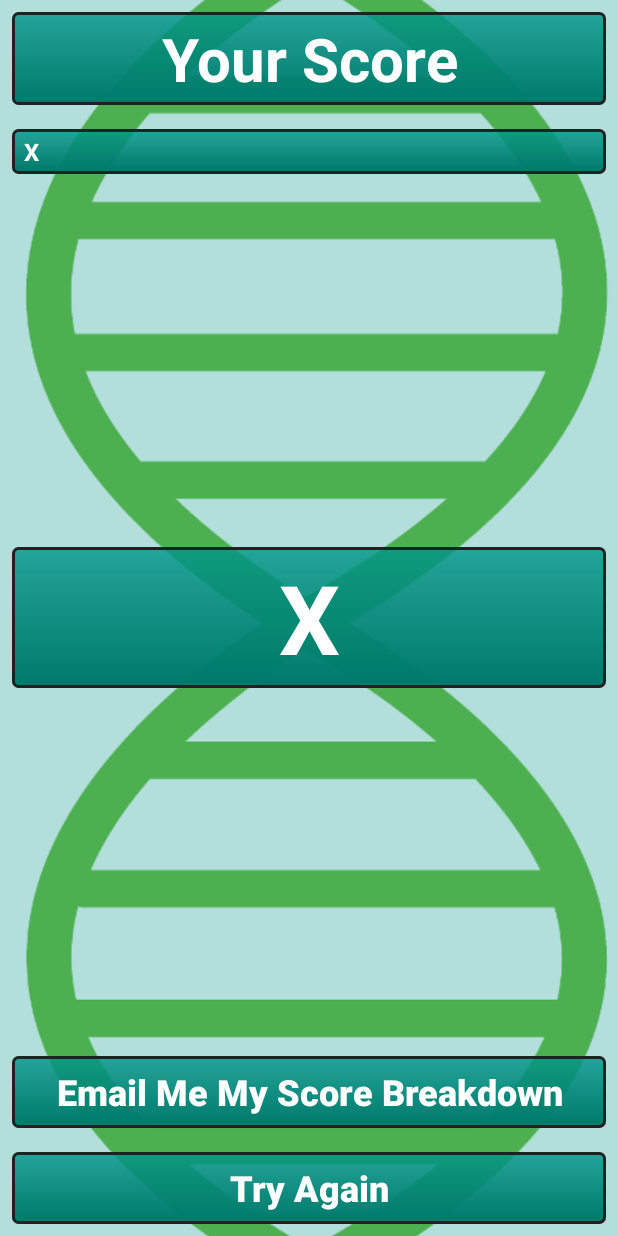
After one commit to Z-Clip/Udacity_Project_Quiz_App, an Android app: the layout final_layout.xml on its own in the app's theme, with its tools: preview values and no code run, on a phone screen of 412 x 824 dp. The commit adds this screen. Run offline under Robolectric (Android 15) with nearby library versions, the phone set to English and light mode, and no system bars.

Commit message:
Create score summary layout and java

```diff
--- /dev/null
+++ b/app/src/main/res/layout/final_layout.xml
@@ -0,0 +1,91 @@
+<?xml version="1.0" encoding="utf-8"?>
+<RelativeLayout
+    xmlns:android="http://schemas.android.com/apk/res/android"
+    android:layout_width="match_parent"
+    android:layout_height="match_parent">
+
+    <ImageView
+        android:layout_width="match_parent"
+        android:layout_height="match_parent"
+        android:scaleType="centerCrop"
+        android:src="@drawable/dna_helix_2"/>
+
+    <TextView
+        android:id="@+id/final_header"
+        android:layout_width="match_parent"
+        android:layout_height="wrap_content"
+        android:layout_margin="8dp"
+        android:padding="4dp"
+        android:gravity="center_horizontal"
+        android:background="@drawable/dark_primary_gradient"
+        android:textColor="@color/iconText"
+        android:textSize="40sp"
+        android:textStyle="bold"
+        android:text="@string/final_header"/>
+
+    <TextView
+        android:id="@+id/score_summary_text_view"
+        android:layout_width="match_parent"
+        android:layout_height="wrap_content"
+        android:layout_below="@id/final_header"
+        android:layout_margin="8dp"
+        android:paddingBottom="4dp"
+        android:paddingTop="4dp"
+        android:paddingStart="8dp"
+        android:paddingLeft="8dp"
+        android:paddingRight="4dp"
+        android:paddingEnd="4dp"
+        android:gravity="start"
+        android:background="@drawable/dark_primary_gradient"
+        android:textColor="@color/iconText"
+        android:textSize="16sp"
+        android:textStyle="bold"
+        android:text="X"/>
+
+    <TextView
+        android:id="@+id/percent_correct_text_view"
+        android:layout_width="match_parent"
+        android:layout_height="wrap_content"
+        android:layout_centerInParent="true"
+        android:layout_margin="8dp"
+        android:padding="4dp"
+        android:gravity="center_horizontal"
+        android:background="@drawable/dark_primary_gradient"
+        android:textColor="@color/iconText"
+        android:textSize="64sp"
+        android:textStyle="bold"
+        android:text="X"/>
+
+    <Button
+        android:id="@+id/email_me"
+        android:layout_width="match_parent"
+        android:layout_height="wrap_content"
+        android:layout_above="@id/try_again"
+        android:layout_margin="8dp"
+        android:padding="4dp"
+        android:gravity="center"
+        android:background="@drawable/dark_primary_gradient"
+        android:textColor="@color/iconText"
+        android:text="@string/email_me"
+        android:textAllCaps="false"
+        android:textSize="24sp"
+        android:textStyle="bold"
+        android:onClick="emailUserScoreBreakdown"/>
+
+    <Button
+        android:id="@+id/try_again"
+        android:layout_width="match_parent"
+        android:layout_height="wrap_content"
+        android:layout_alignParentBottom="true"
+        android:layout_margin="8dp"
+        android:padding="4dp"
+        android:gravity="center"
+        android:background="@drawable/dark_primary_gradient"
+        android:textColor="@color/iconText"
+        android:text="@string/try_again"
+        android:textAllCaps="false"
+        android:textSize="24sp"
+        android:textStyle="bold"
+        android:onClick="resetQuiz"/>
+
+</RelativeLayout>
--- a/app/src/main/res/values/strings.xml
+++ b/app/src/main/res/values/strings.xml
@@ -5,4 +5,7 @@
     <string name="easy">Easy</string>
     <string name="medium">Medium</string>
     <string name="hard">Hard</string>
+    <string name="final_header">Your Score</string>
+    <string name="email_me">Email Me My Score Breakdown</string>
+    <string name="try_again">Try Again</string>
 </resources>
```
Also changed, not shown: app/src/main/java/com/example/android/quizapp/MainActivity.java (+63 -19 lines).
